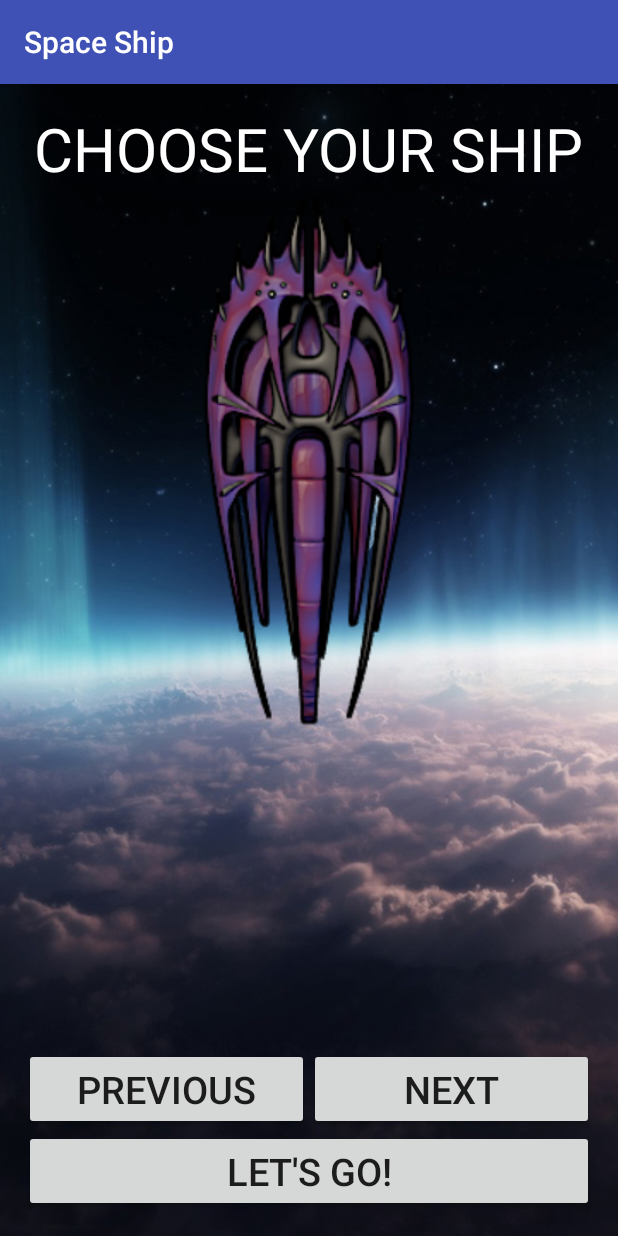
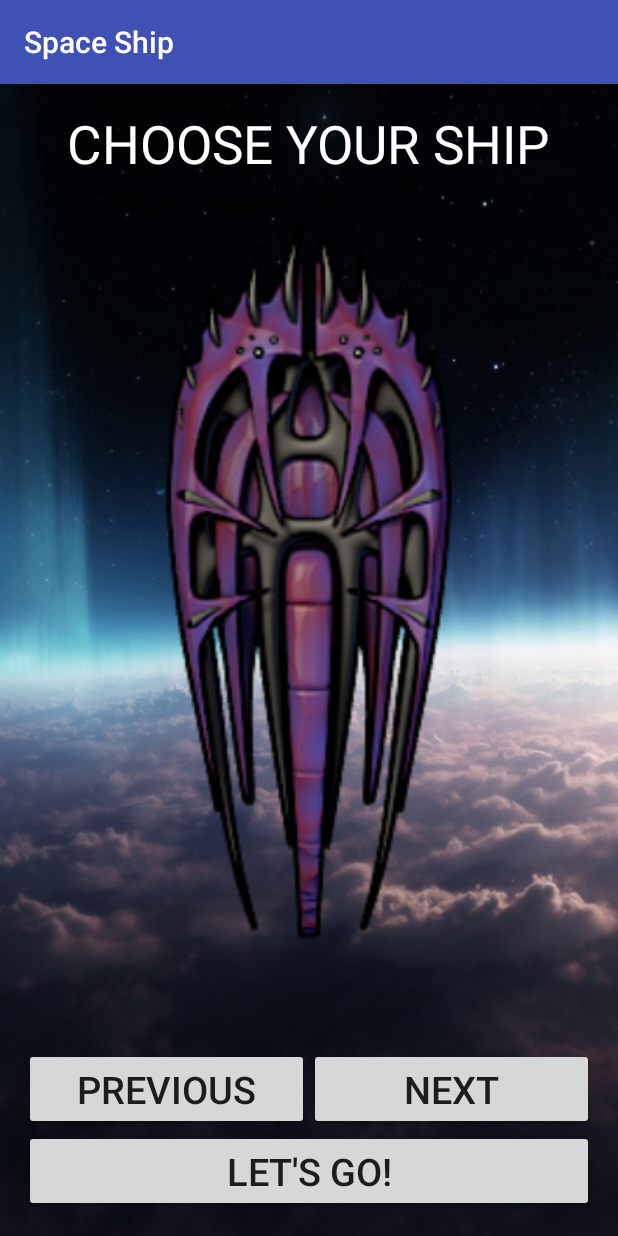
Before and after one commit to landtanin/Space-Ship, an Android app: the ChooseShip screen opened directly, with no data from a screen before it, after a tap on "PREVIOUS", on a phone screen of 412 x 824 dp. Run offline under Robolectric (Android 15) with nearby library versions, the phone set to English and light mode, and no system bars.

Commit message:
ChooseShip picture size change, add sound effect to buttons in ChooseShip

```diff
--- a/app/src/main/java/com/example/landtanin/spaceship/ChooseShip.java
+++ b/app/src/main/java/com/example/landtanin/spaceship/ChooseShip.java
@@ -2,6 +2,7 @@ package com.example.landtanin.spaceship;
 
 import android.content.Intent;
 import android.content.res.Resources;
+import android.media.MediaPlayer;
 import android.os.Bundle;
 import android.support.v7.app.AppCompatActivity;
 import android.view.View;
@@ -41,6 +42,9 @@ public class ChooseShip extends AppCompatActivity {
             @Override
             public void onClick(View v) {
 
+                MediaPlayer joinButtonMediaPlayer = MediaPlayer.create(getBaseContext(), R.raw.effect_btn_shut);
+                joinButtonMediaPlayer.start();
+
                 if (shipCount<10) {
 
                     shipView.setImageResource(shipImages[shipCount]);
@@ -65,6 +69,9 @@ public class ChooseShip extends AppCompatActivity {
             @Override
             public void onClick(View v) {
 
+                MediaPlayer joinButtonMediaPlayer = MediaPlayer.create(getBaseContext(), R.raw.effect_btn_shut);
+                joinButtonMediaPlayer.start();
+
                 if (shipCount>=0) {
 
                     shipView.setImageResource(shipImages[shipCount]);
@@ -88,6 +95,9 @@ public class ChooseShip extends AppCompatActivity {
         shipSelectButton.setOnClickListener(new View.OnClickListener() {
             @Override
             public void onClick(View v) {
+
+                MediaPlayer joinButtonMediaPlayer = MediaPlayer.create(getBaseContext(), R.raw.phonton1);
+                joinButtonMediaPlayer.start();
 
                 Intent objIntent = new Intent(ChooseShip.this, GameControlActivity.class);
                 startActivity(objIntent);
--- a/app/src/main/res/layout/activity_choose_ship.xml
+++ b/app/src/main/res/layout/activity_choose_ship.xml
@@ -21,14 +21,15 @@
             android:text="CHOOSE YOUR SHIP"
             android:id="@+id/chooseShipText"
             android:layout_gravity="center_horizontal"
-            android:textSize="40dp"
-            android:textColor="#ffffff" />
+            android:textSize="35dp"
+            android:textColor="#ffffff"
+            android:layout_marginBottom="20dp" />
 
         <ImageView
             android:layout_width="match_parent"
             android:layout_height="match_parent"
             android:id="@+id/shipView"
-            android:layout_weight="0.4"
+            android:layout_weight="0.2"
             android:src="@drawable/ship1" />
 
         <LinearLayout
--- a/app/src/main/res/layout/activity_main.xml
+++ b/app/src/main/res/layout/activity_main.xml
@@ -46,7 +46,6 @@
             android:id="@+id/joinButton"
             android:layout_gravity="center_horizontal"
             android:layout_margin="30dp"
-            android:textSize="30dp"
-            android:background="#41fafff8" />
+            android:textSize="30dp" />
     </LinearLayout>
 </RelativeLayout>
```
Also changed, not shown: 1 other file.
